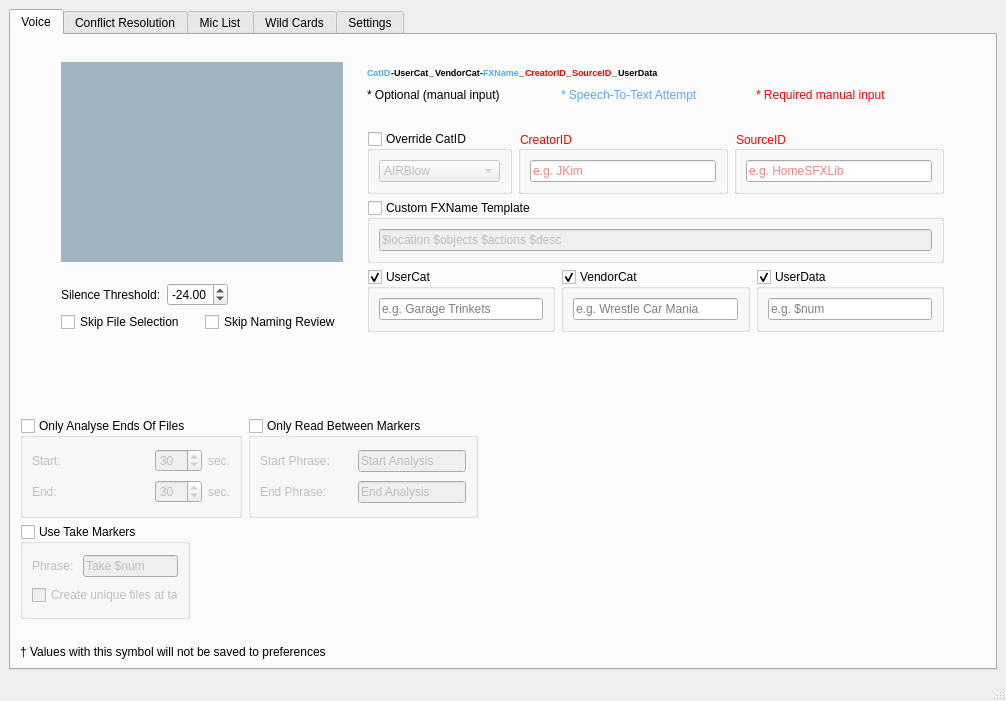
Before: the Qt Designer form UCS Voice Naming Tool/src/ui/gui/MainWindow.ui in SoundsLikeJonny/UCS-Voice-Naming-Tool, drawn with Qt 5.
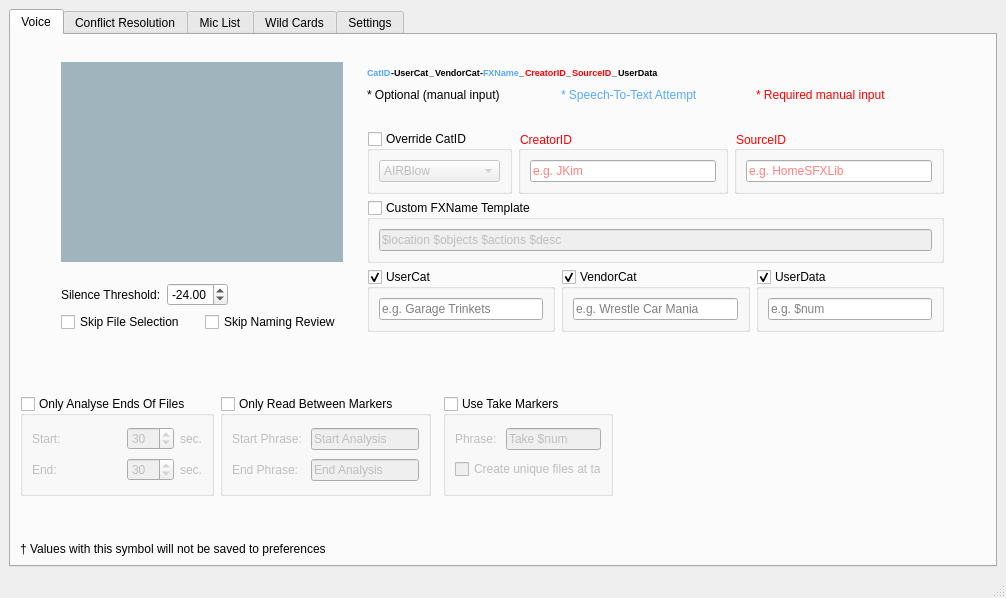
After: the same form once the commit is applied.

What changed in the file:
```diff
--- a/UCS Voice Naming Tool/src/ui/gui/MainWindow.ui
+++ b/UCS Voice Naming Tool/src/ui/gui/MainWindow.ui
@@ -7,7 +7,7 @@
     <x>0</x>
     <y>0</y>
     <width>1006</width>
-    <height>701</height>
+    <height>598</height>
    </rect>
   </property>
   <property name="minimumSize">
@@ -286,39 +286,6 @@
              </widget>
             </item>
             <item>
-             <spacer name="horizontalSpacer_8">
-              <property name="orientation">
-               <enum>Qt::Horizontal</enum>
-              </property>
-              <property name="sizeHint" stdset="0">
-               <size>
-                <width>40</width>
-                <height>20</height>
-               </size>
-              </property>
-             </spacer>
-            </item>
-            <item>
-             <spacer name="horizontalSpacer_6">
-              <property name="orientation">
-               <enum>Qt::Horizontal</enum>
-              </property>
-              <property name="sizeHint" stdset="0">
-               <size>
-                <width>40</width>
-                <height>20</height>
-               </size>
-              </property>
-             </spacer>
-            </item>
-           </layout>
-          </item>
-          <item>
-           <layout class="QHBoxLayout" name="horizontalLayout_14">
-            <property name="bottomMargin">
-             <number>20</number>
-            </property>
-            <item>
              <widget class="QGroupBox" name="groupBox_OnlyAnalyseEndsOfFiles_3">
               <property name="minimumSize">
                <size>
@@ -386,6 +353,39 @@
              </widget>
             </item>
             <item>
+             <spacer name="horizontalSpacer_8">
+              <property name="orientation">
+               <enum>Qt::Horizontal</enum>
+              </property>
+              <property name="sizeHint" stdset="0">
+               <size>
+                <width>40</width>
+                <height>20</height>
+               </size>
+              </property>
+             </spacer>
+            </item>
+            <item>
+             <spacer name="horizontalSpacer_6">
+              <property name="orientation">
+               <enum>Qt::Horizontal</enum>
+              </property>
+              <property name="sizeHint" stdset="0">
+               <size>
+                <width>40</width>
+                <height>20</height>
+               </size>
+              </property>
+             </spacer>
+            </item>
+           </layout>
+          </item>
+          <item>
+           <layout class="QHBoxLayout" name="horizontalLayout_14">
+            <property name="bottomMargin">
+             <number>20</number>
+            </property>
+            <item>
              <spacer name="horizontalSpacer_7">
               <property name="orientation">
                <enum>Qt::Horizontal</enum>
```
Left out of the diff: 104 changed lines with no effect on the pictures.
